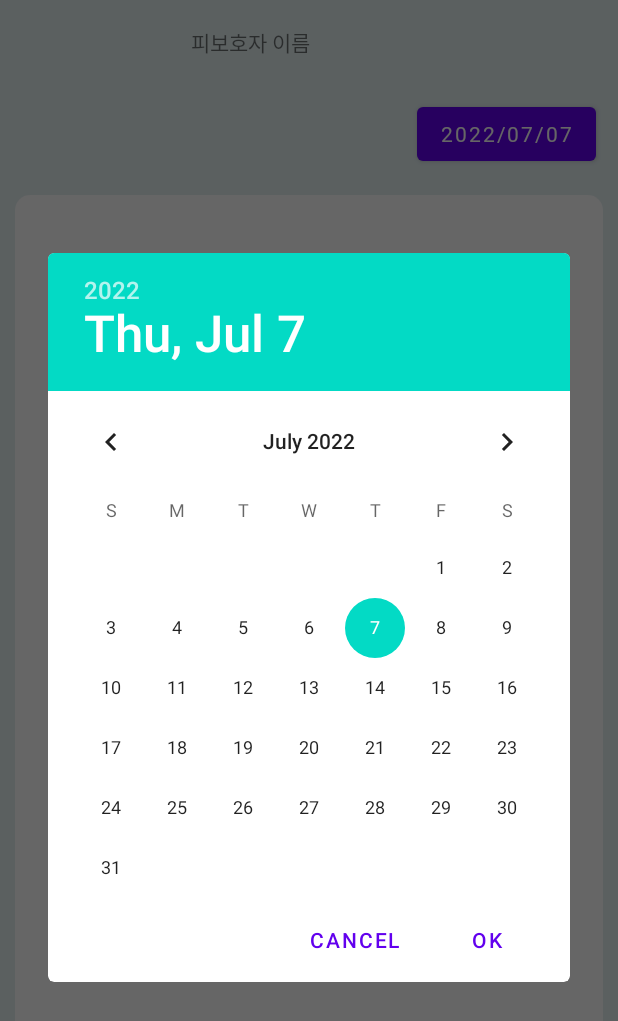
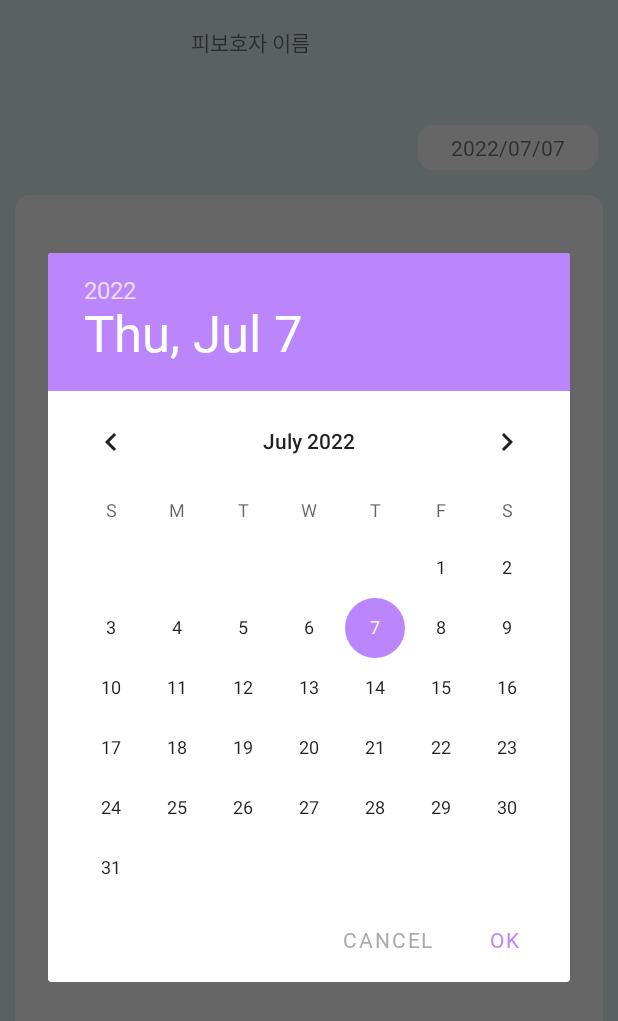
Before and after one commit to Relief-Post-Office/Relief-Post-Office, an Android app: the ResultActivity screen opened directly, with no data from a screen before it, after a tap on an icon or button, on a phone screen of 412 x 824 dp. Shown: the top 1021 px of the screen. Run offline under Robolectric (Android 15) with nearby library versions, the phone set to English and light mode, and no system bars; our stand-ins replace CircleImageView, Firebase (no records; nobody signed in at launch, a user with empty details on screens opened directly); pictures from the network do not load; 1 statement that could not run was skipped.

Commit message:
(FEAT:newResult) add custom color datePickerDialog

```diff
--- a/app/src/main/java/com/seoul42/relief_post_office/ResultActivity.kt
+++ b/app/src/main/java/com/seoul42/relief_post_office/ResultActivity.kt
@@ -2,8 +2,11 @@ package com.seoul42.relief_post_office
 
 import android.annotation.SuppressLint
 import android.os.Bundle
+import android.text.Editable
+import android.text.TextWatcher
 import android.util.Log
 import android.view.View
+import android.widget.Toast
 import androidx.appcompat.app.AppCompatActivity
 import androidx.recyclerview.widget.LinearLayoutManager
 import com.bumptech.glide.Glide
@@ -35,8 +38,26 @@ class ResultActivity : AppCompatActivity() {
         setContentView(binding.root)
         setProfile("/profile/${wardId}.jpg")
         setWardName()
+        setDateBtn()
         setDate()
         resultListenSet()
+    }
+
+    private fun setDateBtn() {
+        binding.btnSetDate.setOnClickListener {
+            showDatePickerDialog(binding.btnSetDate)
+        }
+        binding.btnSetDate.addTextChangedListener(object : TextWatcher{
+            override fun beforeTextChanged(p0: CharSequence?, p1: Int, p2: Int, p3: Int) {
+            }
+
+            override fun onTextChanged(p0: CharSequence?, p1: Int, p2: Int, p3: Int) {
+            }
+
+            override fun afterTextChanged(p0: Editable?) {
+                Toast.makeText(applicationContext, "here", Toast.LENGTH_SHORT).show()
+            }
+        })
     }
 
     fun showDatePickerDialog(v: View) {
@@ -76,6 +97,7 @@ class ResultActivity : AppCompatActivity() {
         val sdf = SimpleDateFormat("yyyy/MM/dd")
         date = sdf.format(System.currentTimeMillis())
         binding.btnSetDate.text = date
+
     }
 
     private fun resultListenSet() {
@@ -94,12 +116,10 @@ class ResultActivity : AppCompatActivity() {
                 for(item in snapshot.children) {
                     item.getValue(String::class.java)?.let { resultId ->
                         resultsRef.child(resultId).get().addOnSuccessListener {
-                            val result = it.getValue(ResultDTO::class.java)
-                            if (result != null) {
-                                if (result.date == date)
-                                    resultList.add(result)
-                                adapter.notifyDataSetChanged()
-                            }
+                            val resultData = it.getValue(ResultDTO.ResultData::class.java) as ResultDTO.ResultData
+                            if (resultData.date == binding.btnSetDate.text)
+                                resultList.add(it.getValue(ResultDTO::class.java) as ResultDTO)
+                            adapter.notifyDataSetChanged()
                         }
                     }
                 }
--- a/app/src/main/java/com/seoul42/relief_post_office/adapter/ResultAdapter.kt
+++ b/app/src/main/java/com/seoul42/relief_post_office/adapter/ResultAdapter.kt
@@ -16,15 +16,15 @@ class ResultAdapter(private val resultList: MutableList<ResultDTO>)
         fun setResult(result: ResultDTO) {
             val database = Firebase.database
             val regardRef = database.getReference("regard")
-            regardRef.child(result.regardId).child("name").get().addOnSuccessListener {
+            regardRef.child(result.resultData.regardId).child("name").get().addOnSuccessListener {
                 binding.regardName.text = it.value.toString()
                 notifyDataSetChanged()
             }
-            regardRef.child(result.regardId).child("alarmTime").get().addOnSuccessListener {
+            regardRef.child(result.resultData.regardId).child("alarmTime").get().addOnSuccessListener {
                 binding.alarmTime.text = it.value.toString()
                 notifyDataSetChanged()
             }
-            binding.responseTime.text = result.responseTime.toString()
+            binding.responseTime.text = result.resultData.responseTime.toString()
         }
     }
     override fun onCreateViewHolder(parent: ViewGroup, viewType: Int): ResultHolder {
--- a/app/src/main/res/layout/activity_result.xml
+++ b/app/src/main/res/layout/activity_result.xml
@@ -13,18 +13,19 @@
         android:background="#E4F0F2">
         <!--tools:context=".ResultActivity">-->
 
-        <Button
+        <TextView
             android:id="@+id/btnSetDate"
-            android:layout_width="wrap_content"
-            android:layout_height="wrap_content"
+            android:layout_width="120dp"
+            android:layout_height="30dp"
+            android:background="@drawable/background"
             android:fontFamily="@font/bmjua"
-            android:onClick="showDatePickerDialog"
-            android:text="date"
+            android:gravity="center_horizontal|center_vertical"
+            android:text="Date"
             app:layout_constraintBottom_toBottomOf="@+id/imgProfile"
             app:layout_constraintEnd_toEndOf="parent"
-            app:layout_constraintHorizontal_bias="0.95"
-            app:layout_constraintStart_toStartOf="parent"
-            app:layout_constraintTop_toTopOf="parent"
+            app:layout_constraintHorizontal_bias="0.926"
+            app:layout_constraintStart_toEndOf="@+id/imgProfile"
+            app:layout_constraintTop_toTopOf="@+id/imgProfile"
             app:layout_constraintVertical_bias="1.0" />
 
         <de.hdodenhof.circleimageview.CircleImageView
--- a/app/src/main/res/values/style.xml
+++ b/app/src/main/res/values/style.xml
@@ -3,4 +3,17 @@
     <style name="NumberPicker">
         <item name="colorControlNormal">@color/black</item>
     </style>
+    <style name="MyDatePickerDialogTheme" parent="android:Theme.Material.Light.Dialog">
+        <item name="android:fontFamily">@font/bmjua</item>
+        <item name="android:colorAccent">@color/purple_200</item>
+        <item name="android:buttonBarNegativeButtonStyle">@style/DatePickerTheme.ButtonBarNegativeButtonStyle</item>
+        <item name="android:buttonBarPositiveButtonStyle">@style/DatePickerTheme.ButtonBarPostiveButtonStyle</item>
+    </style>
+
+    <style name="DatePickerTheme.ButtonBarNegativeButtonStyle" parent="Widget.MaterialComponents.Button.TextButton.Dialog">
+        <item name="android:textColor">@android:color/darker_gray</item>
+    </style>
+    <style name="DatePickerTheme.ButtonBarPostiveButtonStyle" parent="Widget.MaterialComponents.Button.TextButton.Dialog">
+        <item name="android:textColor">@color/purple_200</item>
+    </style>
 </resources>
--- a/app/src/main/res/values/themes.xml
+++ b/app/src/main/res/values/themes.xml
@@ -14,5 +14,6 @@
         <!-- Customize your theme here. -->
         <item name="windowActionBar">false</item>
         <item name="windowNoTitle">true</item>
+        <item name="android:datePickerDialogTheme">@style/MyDatePickerDialogTheme</item>
     </style>
 </resources>
```
Also changed, not shown: app/src/main/java/com/seoul42/relief_post_office/model/ResultDTO.kt (+15 -5 lines).
